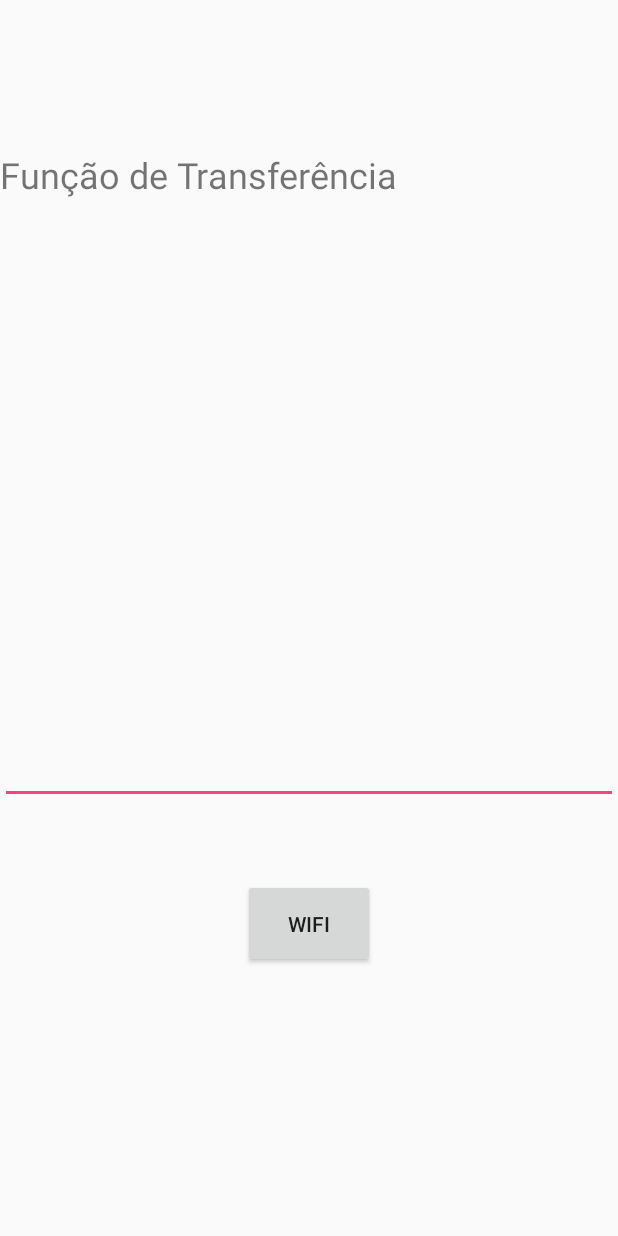
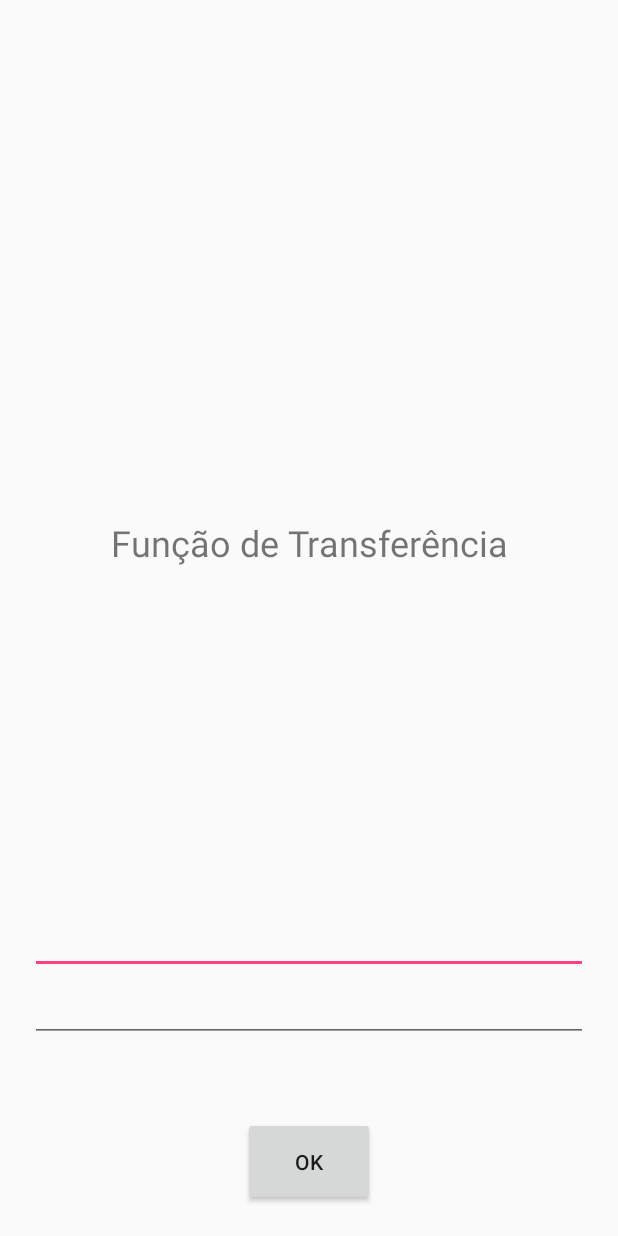
Before and after one commit to FagundesFurtado/LugarDasRaizes, an Android app: the screen it shows after launch (FirstActivity), on a phone screen of 412 x 824 dp. Run offline under Robolectric (Android 15) with nearby library versions, the phone set to English and light mode, and no system bars.

Commit message:
Criação de objetos para tratar expressao de entrada

```diff
--- a/LugarDasRaizes/app/build.gradle
+++ b/LugarDasRaizes/app/build.gradle
@@ -23,6 +23,7 @@ dependencies {
     implementation 'com.android.support:appcompat-v7:26.1.0'
     implementation 'com.android.support.constraint:constraint-layout:1.1.0'
     implementation 'com.jjoe64:graphview:4.2.2'
+    implementation group: 'org.ejml', name: 'ejml-all', version: '0.34'
     testImplementation 'junit:junit:4.12'
     androidTestImplementation 'com.android.support.test:runner:1.0.2'
     androidTestImplementation 'com.android.support.test.espresso:espresso-core:3.0.2'
--- a/LugarDasRaizes/app/src/main/java/com/example/memo/lugardasraizes/FirstActivity.java
+++ b/LugarDasRaizes/app/src/main/java/com/example/memo/lugardasraizes/FirstActivity.java
@@ -4,33 +4,45 @@ import android.app.Activity;
 import android.content.Intent;
 import android.support.v7.app.AppCompatActivity;
 import android.os.Bundle;
+import android.util.Log;
 import android.view.View;
 import android.widget.Button;
 import android.widget.EditText;
+import android.widget.Toast;
 
 public class FirstActivity extends Activity implements View.OnClickListener {
     private Button btnOk;
-    private EditText ft;
+    private EditText numerador;
+    private EditText denominador;
+    private final String TAG = "FuncaoTransferencia";
+
     @Override
     protected void onCreate(Bundle savedInstanceState) {
         super.onCreate(savedInstanceState);
         setContentView(R.layout.activity_first);
 
 
+        btnOk = findViewById(R.id.ok);
+        btnOk.setOnClickListener(this);
 
-        btnOk = (Button) findViewById(R.id.ok);
-        btnOk.setOnClickListener(this);
-        btnOk.setText("WIFI");
+        numerador = findViewById(R.id.numerador);
+        denominador = findViewById(R.id.denominador);
 
-        ft = (EditText) findViewById(R.id.ft);
     }
 
     @Override
     public void onClick(View view) {
-        Intent i= new Intent(this,MainActivity.class);
-        Bundle b = new Bundle();
-        b.putString("nomeJogador", ft.getText().toString());
-        i.putExtras(b);
-        startActivity(i);
+
+
+        Toast.makeText(getApplicationContext(),"Clicou", Toast.LENGTH_SHORT).show();
+
+        Log.i(TAG, numerador.getText().toString());
+        Log.i(TAG, denominador.getText().toString());
+
+        //Intent i= new Intent(this,MainActivity.class);
+        // Bundle b = new Bundle();
+        // b.putString("nomeJogador", ft.getText().toString());
+        // i.putExtras(b);
+        //startActivity(i);
     }
 }
--- a/LugarDasRaizes/app/src/main/res/layout/activity_first.xml
+++ b/LugarDasRaizes/app/src/main/res/layout/activity_first.xml
@@ -4,6 +4,7 @@
     xmlns:tools="http://schemas.android.com/tools"
     android:layout_width="match_parent"
     android:layout_height="match_parent"
+    android:layout_margin="20dp"
     android:orientation="vertical"
     tools:context="com.example.memo.lugardasraizes.FirstActivity">
 
@@ -13,17 +14,32 @@
         android:layout_height="0dp"
         android:layout_gravity="center_vertical|center_horizontal|center"
         android:layout_weight="0.3"
+        android:gravity="center"
         android:paddingTop="100dp"
         android:text="Função de Transferência"
         android:textSize="24sp" />
 
     <EditText
-        android:id="@+id/ft"
+        android:id="@+id/numerador"
         android:layout_width="match_parent"
-        android:layout_height="0dp"
-        android:layout_weight="0.3"
+        android:layout_height="wrap_content"
+        android:layout_gravity="center"
         android:ems="10"
-        android:inputType="textPersonName" />
+        android:foregroundGravity="center"
+        android:gravity="center"
+        android:inputType="textPersonName"
+        android:textColorLink="@android:color/black" />
+
+    <EditText
+        android:id="@+id/denominador"
+        android:layout_width="match_parent"
+        android:layout_height="wrap_content"
+        android:layout_gravity="center"
+        android:ems="10"
+        android:foregroundGravity="center"
+        android:gravity="center"
+        android:inputType="textPersonName"
+        android:textColorLink="@android:color/transparent" />
 
     <Button
         android:id="@+id/ok"
@@ -34,10 +50,4 @@
         android:padding="20dp"
         android:text="OK" />
 
-    <LinearLayout
-        android:layout_width="match_parent"
-        android:layout_height="0dp"
-        android:layout_weight="0.2"
-        android:orientation="horizontal"></LinearLayout>
-
 </LinearLayout>
```
Also changed, not shown: LugarDasRaizes/app/src/main/java/com/example/memo/lugardasraizes/LugarRaizes.java (added, +43 -0 lines), LugarDasRaizes/app/src/main/java/com/example/memo/lugardasraizes/Pilha.java (added, +22 -0 lines), LugarDasRaizes/app/src/main/java/com/example/memo/lugardasraizes/Ponto.java (added, +38 -0 lines).
